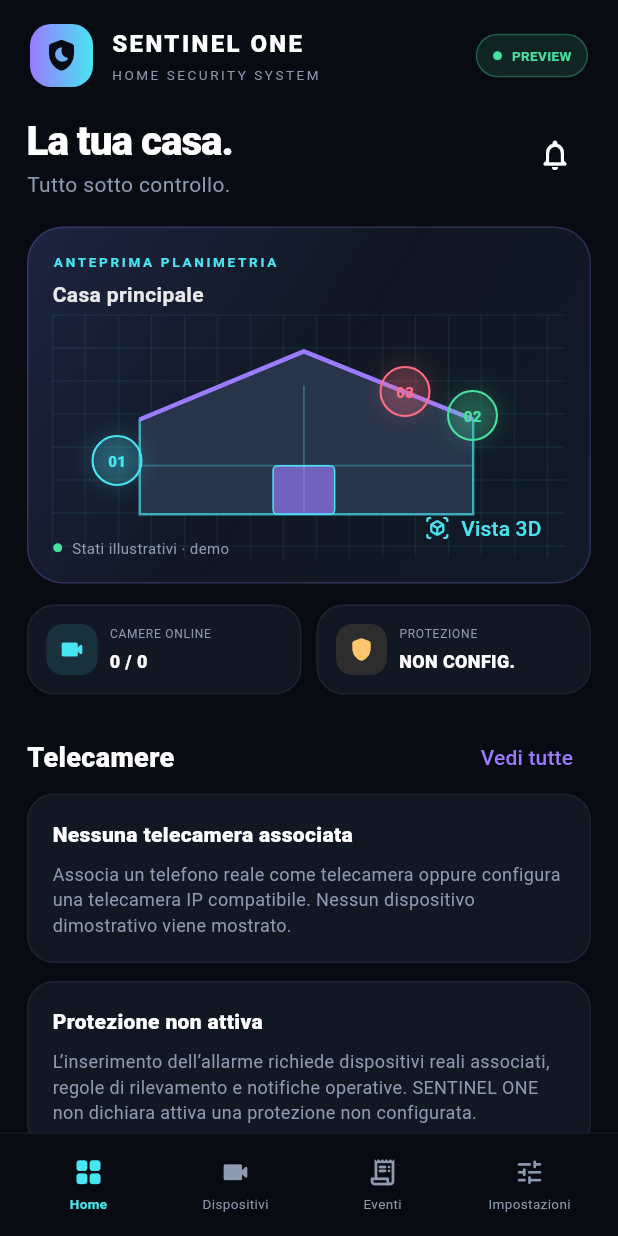
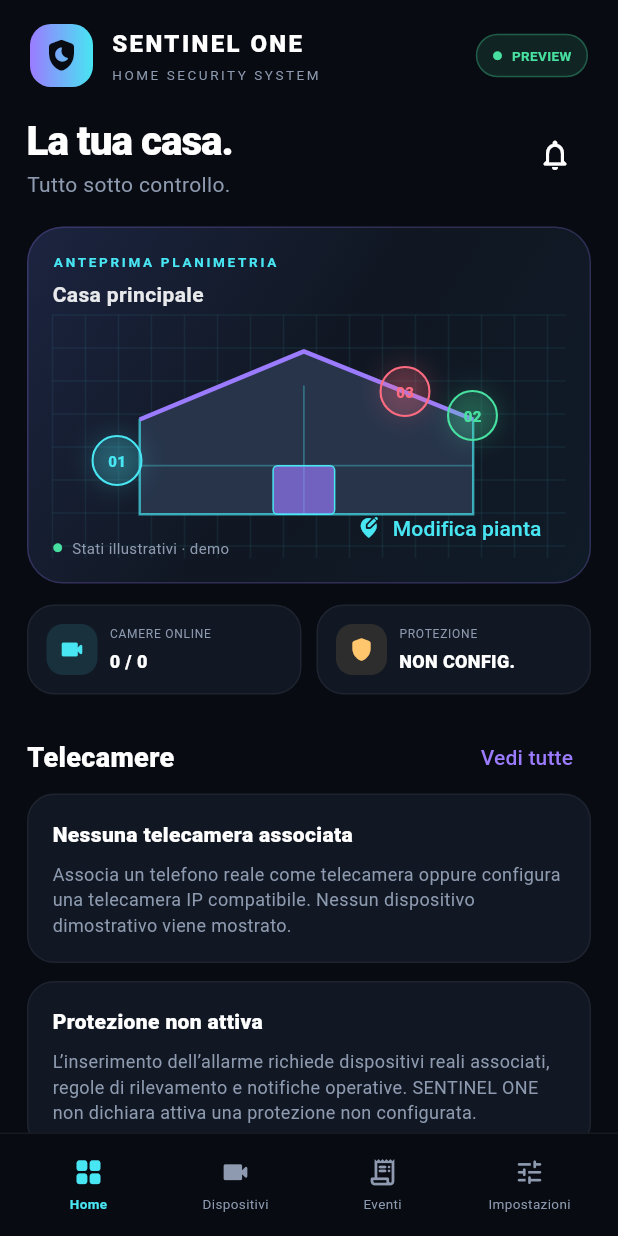
Before and after one commit to romabattleroyale/Roma-BRT, a Flutter app: the screen it shows after launch, on a phone screen of 412 x 824 dp. Run offline on Flutter 3.47's test engine with Material 3 defaults, Android fonts, the phone set to English and light mode, and no system bars; our stand-ins replace flutter_local_notifications, qr_flutter, shared_preferences, video_player; missing offline and left inert: flutter_vlc_player, flutter_webrtc, mobile_scanner.

Commit message:
Connect dashboard to editable house plan

```diff
--- a/lib/main.dart
+++ b/lib/main.dart
@@ -4,6 +4,7 @@ import 'connection_setup_screen.dart';
 import 'event_store.dart';
 import 'recordings_screen.dart';
 import 'ip_camera_screen.dart';
+import 'house_plan_screen.dart';
 void main() => runApp(const SentinelApp());
 const bg=Color(0xFF080B12), panel=Color(0xFF111824), panel2=Color(0xFF192435), violet=Color(0xFF9B7BFF), cyan=Color(0xFF48E5F2), green=Color(0xFF47E0A0), amber=Color(0xFFFFC66D), red=Color(0xFFFF6B80), muted=Color(0xFF8D9AAF);
 class SentinelApp extends StatelessWidget { const SentinelApp({super.key}); @override Widget build(BuildContext context)=>MaterialApp(title:'SENTINEL ONE',debugShowCheckedModeBanner:false,theme:ThemeData(useMaterial3:true,brightness:Brightness.dark,scaffoldBackgroundColor:bg,colorScheme:const ColorScheme.dark(primary:violet,secondary:cyan,surface:panel),fontFamily:'Roboto'),home:const ControlCenter()); }
@@ -15,7 +16,7 @@ class _ControlCenterState extends State<ControlCenter> {
  @override Widget build(BuildContext context){final pages=[_dashboard(),_devices(),_events(),_settings()];return Scaffold(body:SafeArea(child:Column(children:[_topBar(),Expanded(child:IndexedStack(index:tab,children:pages)),_bottomNav()])));}
  Widget _topBar()=>Padding(padding:const EdgeInsets.fromLTRB(20,16,20,12),child:Row(children:[Container(width:42,height:42,decoration:BoxDecoration(borderRadius:BorderRadius.circular(14),gradient:const LinearGradient(colors:[violet,cyan])),child:const Icon(Icons.shield_moon_rounded,color:bg,size:25)),const SizedBox(width:12),const Expanded(child:Column(crossAxisAlignment:CrossAxisAlignment.start,children:[Text('SENTINEL ONE',style:TextStyle(fontWeight:FontWeight.w900,letterSpacing:1.6,fontSize:16)),SizedBox(height:3),Text('HOME SECURITY SYSTEM',style:TextStyle(color:muted,fontSize:9,letterSpacing:1.7))])),Container(padding:const EdgeInsets.symmetric(horizontal:10,vertical:7),decoration:BoxDecoration(color:green.withValues(alpha: .12),borderRadius:BorderRadius.circular(20),border:Border.all(color:green.withValues(alpha: .3))),child:const Row(children:[Icon(Icons.circle,color:green,size:7),SizedBox(width:6),Text('PREVIEW',style:TextStyle(color:green,fontSize:9,fontWeight:FontWeight.bold))]))]));
  Widget _dashboard()=>ListView(padding:const EdgeInsets.fromLTRB(18,4,18,22),children:[Row(children:[const Expanded(child:Column(crossAxisAlignment:CrossAxisAlignment.start,children:[Text('La tua casa.',style:TextStyle(fontSize:27,fontWeight:FontWeight.w800,letterSpacing:-.7)),Text('Tutto sotto controllo.',style:TextStyle(color:muted,fontSize:14))])),IconButton(onPressed:()=>_notice('Notifiche','Centro notifiche dimostrativo.'),icon:const Icon(Icons.notifications_none_rounded))]),const SizedBox(height:18),_housePanel(),const SizedBox(height:14),Row(children:[Expanded(child:_metric(Icons.videocam_rounded,'CAMERE ONLINE','${cameras.where((c)=>c.online).length} / ${cameras.length}',cyan)),const SizedBox(width:10),Expanded(child:_metric(Icons.shield_rounded,'PROTEZIONE','NON CONFIG.',amber))]),const SizedBox(height:18),Row(children:[const Expanded(child:Text('Telecamere',style:TextStyle(fontSize:18,fontWeight:FontWeight.w800))),TextButton(onPressed:()=>setState(()=>tab=1),child:const Text('Vedi tutte'))]),if(cameras.isEmpty) const InfoCard(title:'Nessuna telecamera associata',body:'Associa un telefono reale come telecamera oppure configura una telecamera IP compatibile. Nessun dispositivo dimostrativo viene mostrato.'),...cameras.map(_cameraTile),const SizedBox(height:12),_armCard()]);
- Widget _housePanel()=>Container(height:238,padding:const EdgeInsets.all(16),decoration:BoxDecoration(borderRadius:BorderRadius.circular(24),gradient:const LinearGradient(begin:Alignment.topLeft,end:Alignment.bottomRight,colors:[Color(0xFF1C2440),Color(0xFF101722),Color(0xFF101B28)]),border:Border.all(color:violet.withValues(alpha: .22))),child:Stack(children:[Positioned(top:0,left:0,child:Column(crossAxisAlignment:CrossAxisAlignment.start,children:[const Text('ANTEPRIMA PLANIMETRIA',style:TextStyle(color:cyan,fontSize:9,letterSpacing:1.8,fontWeight:FontWeight.bold)),const SizedBox(height:5),Text('Casa principale',style:TextStyle(color:Colors.white.withValues(alpha: .9),fontSize:14,fontWeight:FontWeight.w700))])),Positioned.fill(top:42,child:CustomPaint(painter:HousePainter())),Positioned(left:26,bottom:48,child:_pin('01',cyan)),Positioned(right:45,bottom:78,child:_pin('02',green)),Positioned(right:90,top:76,child:_pin('03',red)),const Positioned(bottom:0,left:0,child:Row(children:[Icon(Icons.circle,color:green,size:7),SizedBox(width:6),Text('Stati illustrativi · demo',style:TextStyle(color:muted,fontSize:10))])),Positioned(bottom:0,right:0,child:TextButton.icon(onPressed:()=>_notice('Planimetria 3D','Questa è un’anteprima illustrativa. Ricostruzione 3D reale e mesh AR non sono ancora implementate.'),icon:const Icon(Icons.view_in_ar_rounded,size:16),label:const Text('Vista 3D'),style:TextButton.styleFrom(foregroundColor:cyan,visualDensity:VisualDensity.compact)))]));
+ Widget _housePanel()=>Container(height:238,padding:const EdgeInsets.all(16),decoration:BoxDecoration(borderRadius:BorderRadius.circular(24),gradient:const LinearGradient(begin:Alignment.topLeft,end:Alignment.bottomRight,colors:[Color(0xFF1C2440),Color(0xFF101722),Color(0xFF101B28)]),border:Border.all(color:violet.withValues(alpha: .22))),child:Stack(children:[Positioned(top:0,left:0,child:Column(crossAxisAlignment:CrossAxisAlignment.start,children:[const Text('ANTEPRIMA PLANIMETRIA',style:TextStyle(color:cyan,fontSize:9,letterSpacing:1.8,fontWeight:FontWeight.bold)),const SizedBox(height:5),Text('Casa principale',style:TextStyle(color:Colors.white.withValues(alpha: .9),fontSize:14,fontWeight:FontWeight.w700))])),Positioned.fill(top:42,child:CustomPaint(painter:HousePainter())),Positioned(left:26,bottom:48,child:_pin('01',cyan)),Positioned(right:45,bottom:78,child:_pin('02',green)),Positioned(right:90,top:76,child:_pin('03',red)),const Positioned(bottom:0,left:0,child:Row(children:[Icon(Icons.circle,color:green,size:7),SizedBox(width:6),Text('Stati illustrativi · demo',style:TextStyle(color:muted,fontSize:10))])),Positioned(bottom:0,right:0,child:TextButton.icon(onPressed:()=>Navigator.of(context).push(MaterialPageRoute(builder:(_)=>const HousePlanScreen())),icon:const Icon(Icons.edit_location_alt_rounded,size:16),label:const Text('Modifica pianta'),style:TextButton.styleFrom(foregroundColor:cyan,visualDensity:VisualDensity.compact)))]));
  Widget _pin(String n,Color c)=>Container(width:34,height:34,alignment:Alignment.center,decoration:BoxDecoration(color:c.withValues(alpha: .16),shape:BoxShape.circle,border:Border.all(color:c,width:1.4),boxShadow:[BoxShadow(color:c.withValues(alpha: .22),blurRadius:14)]),child:Text(n,style:TextStyle(color:c,fontSize:10,fontWeight:FontWeight.w900)));
  Widget _metric(IconData icon,String label,String value,Color color)=>Container(padding:const EdgeInsets.all(12),decoration:BoxDecoration(color:panel,borderRadius:BorderRadius.circular(18),border:Border.all(color:Colors.white.withValues(alpha: .05))),child:Row(children:[Container(width:34,height:34,decoration:BoxDecoration(color:color.withValues(alpha: .12),borderRadius:BorderRadius.circular(11)),child:Icon(icon,color:color,size:18)),const SizedBox(width:8),Expanded(child:Column(crossAxisAlignment:CrossAxisAlignment.start,children:[Text(label,style:const TextStyle(color:muted,fontSize:8,letterSpacing:.5)),const SizedBox(height:4),Text(value,style:const TextStyle(fontSize:12,fontWeight:FontWeight.w800))]))]));
  Widget _cameraTile(CameraDevice c)=>Container(margin:const EdgeInsets.only(bottom:9),child:Material(color:panel,borderRadius:BorderRadius.circular(18),child:ListTile(onTap:()=>_cameraDetails(c),contentPadding:const EdgeInsets.symmetric(horizontal:14,vertical:4),leading:Container(width:46,height:46,decoration:BoxDecoration(color:(c.online?cyan:red).withValues(alpha: .1),borderRadius:BorderRadius.circular(14)),child:Icon(c.icon,color:c.online?cyan:red)),title:Text(c.name,style:const TextStyle(fontWeight:FontWeight.w700,fontSize:13)),subtitle:Padding(padding:const EdgeInsets.only(top:5),child:Text(c.location,style:const TextStyle(color:muted,fontSize:10))),trailing:Column(mainAxisAlignment:MainAxisAlignment.center,crossAxisAlignment:CrossAxisAlignment.end,children:[Row(mainAxisSize:MainAxisSize.min,children:[Icon(Icons.circle,size:6,color:c.online?green:red),const SizedBox(width:5),Text(c.online?'ONLINE DEMO':'OFFLINE DEMO',style:TextStyle(color:c.online?green:red,fontSize:8,fontWeight:FontWeight.bold))]),const SizedBox(height:5),Text(c.kind,style:const TextStyle(color:muted,fontSize:9,letterSpacing:1))]))));
```
